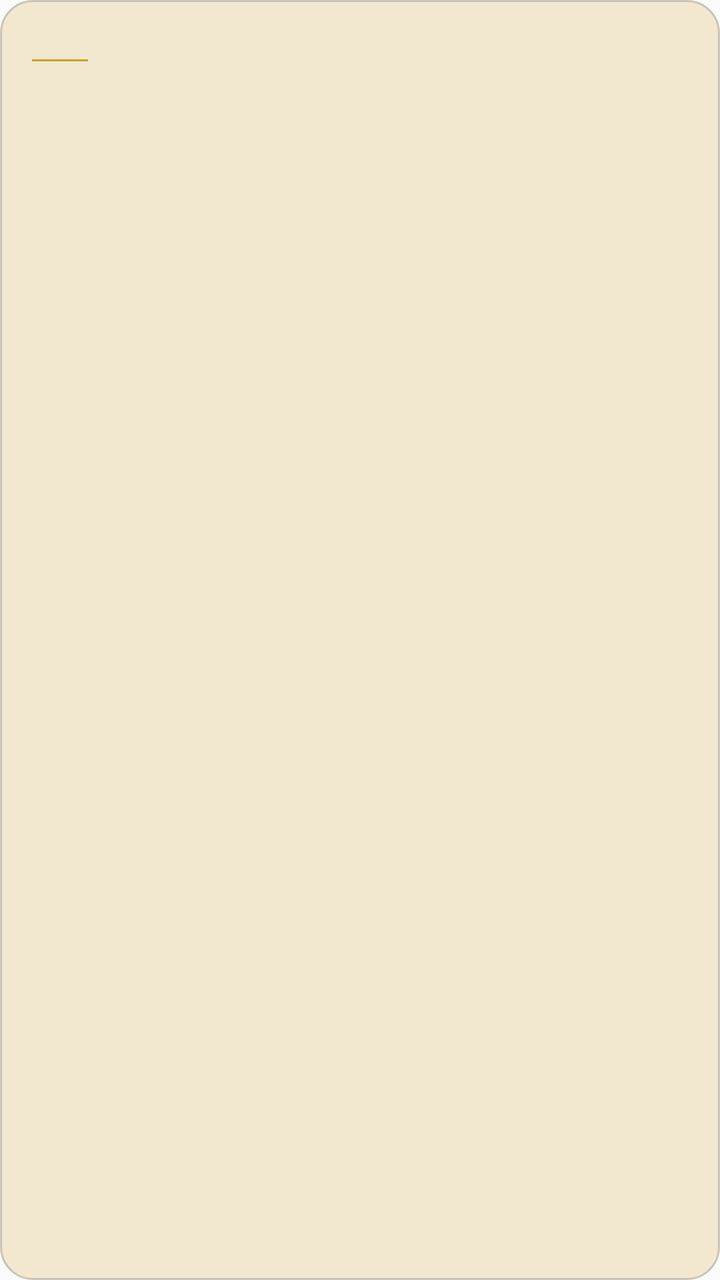
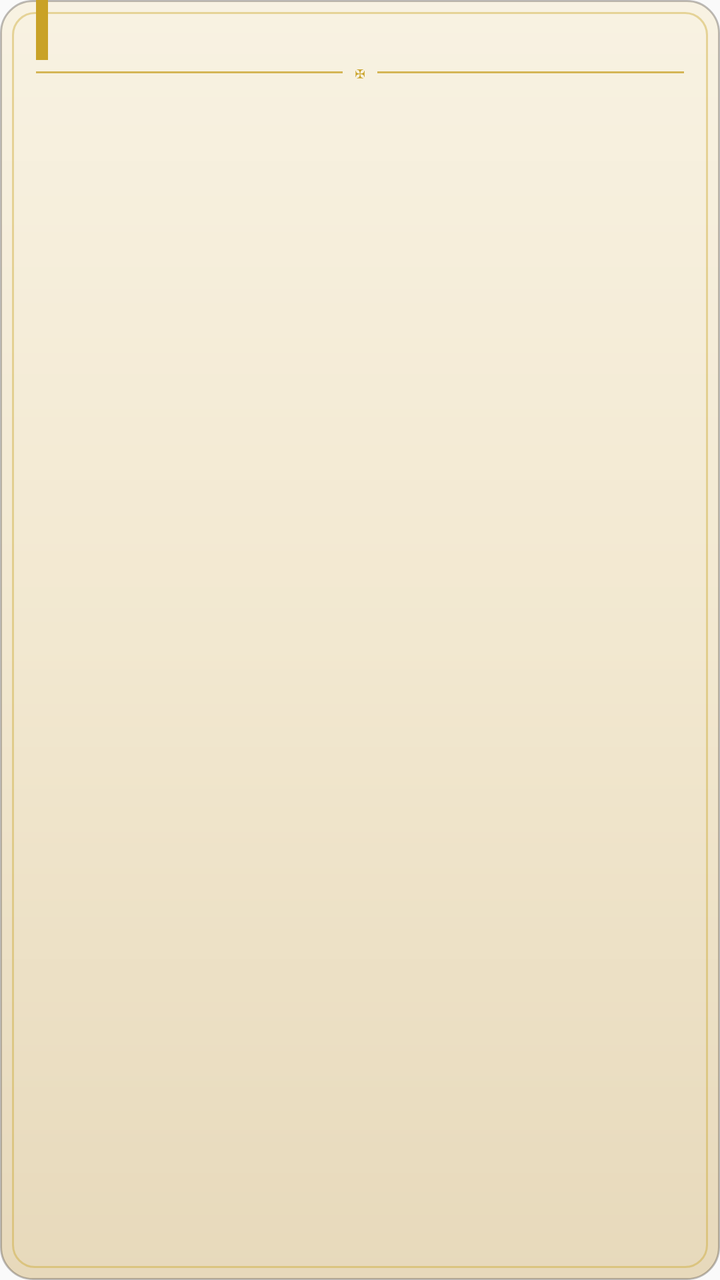

Two renders of the same Android screen: before a commit and after it. Below are the layout's source before the change and the commit's diff.
<!-- AndroidManifest.xml: application theme Theme.Introibo -->
<!-- res/layout/widget_reading.xml -->
<?xml version="1.0" encoding="utf-8"?>
<LinearLayout xmlns:android="http://schemas.android.com/apk/res/android"
    android:id="@+id/reading_root"
    android:layout_width="match_parent"
    android:layout_height="match_parent"
    android:background="@drawable/widget_bg"
    android:orientation="vertical"
    android:paddingStart="16dp"
    android:paddingEnd="16dp"
    android:paddingTop="12dp"
    android:paddingBottom="12dp">

    <LinearLayout
        android:layout_width="match_parent"
        android:layout_height="wrap_content"
        android:orientation="horizontal"
        android:gravity="center_vertical">

        <FrameLayout
            android:id="@+id/reading_color_pip"
            android:layout_width="6dp"
            android:layout_height="6dp"
            android:layout_marginEnd="6dp" />

        <TextView
            android:id="@+id/reading_feast"
            android:layout_width="0dp"
            android:layout_height="wrap_content"
            android:layout_weight="1"
            android:fontFamily="@font/eb_garamond_regular"
            android:textSize="10sp"
            android:letterSpacing="0.12"
            android:textColor="#8B1A1A"
            android:maxLines="1"
            android:ellipsize="end"
            android:text="" />

        <TextView
            android:id="@+id/reading_ref"
            android:layout_width="wrap_content"
            android:layout_height="wrap_content"
            android:fontFamily="@font/eb_garamond_italic"
            android:textSize="9sp"
            android:textColor="#4C3E31"
            android:maxLines="1"
            android:text="" />
    </LinearLayout>

    <FrameLayout
        android:layout_width="28dp"
        android:layout_height="1dp"
        android:layout_marginTop="4dp"
        android:layout_marginBottom="4dp"
        android:background="#C9A227" />

    <TextView
        android:id="@+id/reading_label"
        android:layout_width="wrap_content"
        android:layout_height="wrap_content"
        android:fontFamily="@font/eb_garamond_regular"
        android:textSize="9sp"
        android:letterSpacing="0.1"
        android:textAllCaps="true"
        android:textColor="#4C3E31"
        android:text="" />

    <TextView
        android:id="@+id/reading_body"
        android:layout_width="match_parent"
        android:layout_height="0dp"
        android:layout_weight="1"
        android:layout_marginTop="2dp"
        android:fontFamily="@font/eb_garamond_regular"
        android:textSize="12sp"
        android:lineSpacingExtra="2dp"
        android:textColor="#1A130C"
        android:ellipsize="end"
        android:text="" />

</LinearLayout>
<!-- resources referenced by this layout -->
<resources>
  <!-- drawable widget_bg (drawable) -->
  <?xml version="1.0" encoding="utf-8"?>
  <shape xmlns:android="http://schemas.android.com/apk/res/android"
      android:shape="rectangle">
      <solid android:color="#F2E8D0" />
      <stroke
          android:width="1dp"
          android:color="#331A130C" />
      <corners android:radius="16dp" />
  </shape>
  <style name="Theme.Introibo" parent="android:Theme.Material.Light.NoActionBar">
          <item name="android:colorPrimary">@color/primary</item>
          <item name="android:colorPrimaryDark">@color/primary_dark</item>
          <item name="android:colorAccent">@color/accent</item>
          <item name="android:statusBarColor">@color/primary_dark</item>
          <item name="android:navigationBarColor">@color/primary</item>
      </style>
  <color name="primary">#6750A4</color>
  <color name="primary_dark">#4F378B</color>
  <color name="accent">#625B71</color>
</resources>

<!-- the commit's change to res/layout/widget_reading.xml (unified diff, before → after) -->
@@ -1,80 +1,107 @@
 <?xml version="1.0" encoding="utf-8"?>
-<LinearLayout xmlns:android="http://schemas.android.com/apk/res/android"
+<FrameLayout xmlns:android="http://schemas.android.com/apk/res/android"
     android:id="@+id/reading_root"
     android:layout_width="match_parent"
     android:layout_height="match_parent"
-    android:background="@drawable/widget_bg"
-    android:orientation="vertical"
-    android:paddingStart="16dp"
-    android:paddingEnd="16dp"
-    android:paddingTop="12dp"
-    android:paddingBottom="12dp">
+    android:background="@drawable/widget_bg">
+
+    <FrameLayout
+        android:id="@+id/reading_ribbon"
+        android:layout_width="6dp"
+        android:layout_height="30dp"
+        android:layout_gravity="top|start"
+        android:layout_marginStart="18dp"
+        android:background="#C9A227" />
 
     <LinearLayout
         android:layout_width="match_parent"
-        android:layout_height="wrap_content"
-        android:orientation="horizontal"
-        android:gravity="center_vertical">
+        android:layout_height="match_parent"
+        android:orientation="vertical"
+        android:paddingStart="18dp"
+        android:paddingEnd="18dp"
+        android:paddingTop="13dp"
+        android:paddingBottom="12dp">
 
-        <FrameLayout
-            android:id="@+id/reading_color_pip"
-            android:layout_width="6dp"
-            android:layout_height="6dp"
-            android:layout_marginEnd="6dp" />
+        <LinearLayout
+            android:layout_width="match_parent"
+            android:layout_height="wrap_content"
+            android:orientation="horizontal"
+            android:gravity="center_vertical"
+            android:paddingStart="14dp">
+
+            <TextView
+                android:id="@+id/reading_feast"
+                android:layout_width="0dp"
+                android:layout_height="wrap_content"
+                android:layout_weight="1"
+                android:fontFamily="@font/eb_garamond_regular"
+                android:textSize="10sp"
+                android:letterSpacing="0.16"
+                android:textColor="#8B1A1A"
+                android:maxLines="1"
+                android:ellipsize="end"
+                android:text="" />
+
+            <TextView
+                android:id="@+id/reading_label"
+                android:layout_width="wrap_content"
+                android:layout_height="wrap_content"
+                android:fontFamily="@font/eb_garamond_regular"
+                android:textSize="8sp"
+                android:letterSpacing="0.14"
+                android:textAllCaps="true"
+                android:textColor="#C9A227"
+                android:text="" />
+
+            <TextView
+                android:id="@+id/reading_ref"
+                android:layout_width="wrap_content"
+                android:layout_height="wrap_content"
+                android:layout_marginStart="4dp"
+                android:fontFamily="@font/eb_garamond_italic"
+                android:textSize="9sp"
+                android:textColor="#4C3E31"
+                android:maxLines="1"
+                android:text="" />
+        </LinearLayout>
+
+        <LinearLayout
+            android:layout_width="match_parent"
+            android:layout_height="wrap_content"
+            android:layout_marginTop="4dp"
+            android:layout_marginBottom="4dp"
+            android:orientation="horizontal"
+            android:gravity="center_vertical">
+            <FrameLayout
+                android:layout_width="0dp"
+                android:layout_height="1dp"
+                android:layout_weight="1"
+                android:background="#BFC9A227" />
+            <TextView
+                android:layout_width="wrap_content"
+                android:layout_height="wrap_content"
+                android:paddingStart="6dp"
+                android:paddingEnd="6dp"
+                android:textSize="8sp"
+                android:textColor="#C9A227"
+                android:text="✠" />
+            <FrameLayout
+                android:layout_width="0dp"
+                android:layout_height="1dp"
+                android:layout_weight="1"
+                android:background="#BFC9A227" />
+        </LinearLayout>
 
         <TextView
-            android:id="@+id/reading_feast"
-            android:layout_width="0dp"
-            android:layout_height="wrap_content"
+            android:id="@+id/reading_body"
+            android:layout_width="match_parent"
+            android:layout_height="0dp"
             android:layout_weight="1"
             android:fontFamily="@font/eb_garamond_regular"
-            android:textSize="10sp"
-            android:letterSpacing="0.12"
-            android:textColor="#8B1A1A"
-            android:maxLines="1"
+            android:textSize="12sp"
+            android:lineSpacingExtra="2dp"
+            android:textColor="#1A130C"
             android:ellipsize="end"
             android:text="" />
-
-        <TextView
-            android:id="@+id/reading_ref"
-            android:layout_width="wrap_content"
-            android:layout_height="wrap_content"
-            android:fontFamily="@font/eb_garamond_italic"
-            android:textSize="9sp"
-            android:textColor="#4C3E31"
-            android:maxLines="1"
-            android:text="" />
     </LinearLayout>
-
-    <FrameLayout
-        android:layout_width="28dp"
-        android:layout_height="1dp"
-        android:layout_marginTop="4dp"
-        android:layout_marginBottom="4dp"
-        android:background="#C9A227" />
-
-    <TextView
-        android:id="@+id/reading_label"
-        android:layout_width="wrap_content"
-        android:layout_height="wrap_content"
-        android:fontFamily="@font/eb_garamond_regular"
-        android:textSize="9sp"
-        android:letterSpacing="0.1"
-        android:textAllCaps="true"
-        android:textColor="#4C3E31"
-        android:text="" />
-
-    <TextView
-        android:id="@+id/reading_body"
-        android:layout_width="match_parent"
-        android:layout_height="0dp"
-        android:layout_weight="1"
-        android:layout_marginTop="2dp"
-        android:fontFamily="@font/eb_garamond_regular"
-        android:textSize="12sp"
-        android:lineSpacingExtra="2dp"
-        android:textColor="#1A130C"
-        android:ellipsize="end"
-        android:text="" />
-
-</LinearLayout>
+</FrameLayout>
<!-- resource entries referenced after the edit -->
@@ -2,14 +2,35 @@
 <resources>
   <!-- drawable widget_bg (drawable) -->
   <?xml version="1.0" encoding="utf-8"?>
-  <shape xmlns:android="http://schemas.android.com/apk/res/android"
-      android:shape="rectangle">
-      <solid android:color="#F2E8D0" />
-      <stroke
-          android:width="1dp"
-          android:color="#331A130C" />
-      <corners android:radius="16dp" />
-  </shape>
+  <layer-list xmlns:android="http://schemas.android.com/apk/res/android">
+      <item>
+          <shape android:shape="rectangle">
+              <gradient
+                  android:type="linear"
+                  android:angle="270"
+                  android:startColor="#F8F2E2"
+                  android:centerColor="#F2E8D0"
+                  android:endColor="#E7D9BB" />
+              <corners android:radius="16dp" />
+              <stroke
+                  android:width="1dp"
+                  android:color="#471A130C" />
+          </shape>
+      </item>
+      <item
+          android:left="6dp"
+          android:top="6dp"
+          android:right="6dp"
+          android:bottom="6dp">
+          <shape android:shape="rectangle">
+              <solid android:color="#00000000" />
+              <corners android:radius="11dp" />
+              <stroke
+                  android:width="1dp"
+                  android:color="#66C9A227" />
+          </shape>
+      </item>
+  </layer-list>
   <style name="Theme.Introibo" parent="android:Theme.Material.Light.NoActionBar">
           <item name="android:colorPrimary">@color/primary</item>
           <item name="android:colorPrimaryDark">@color/primary_dark</item>
